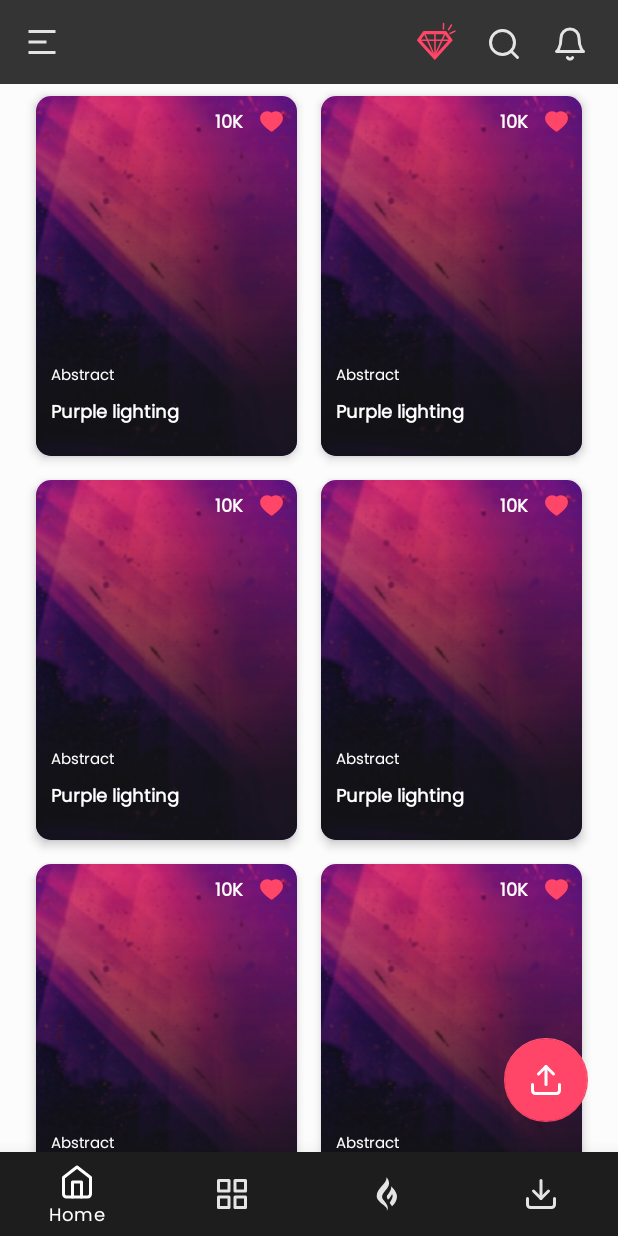
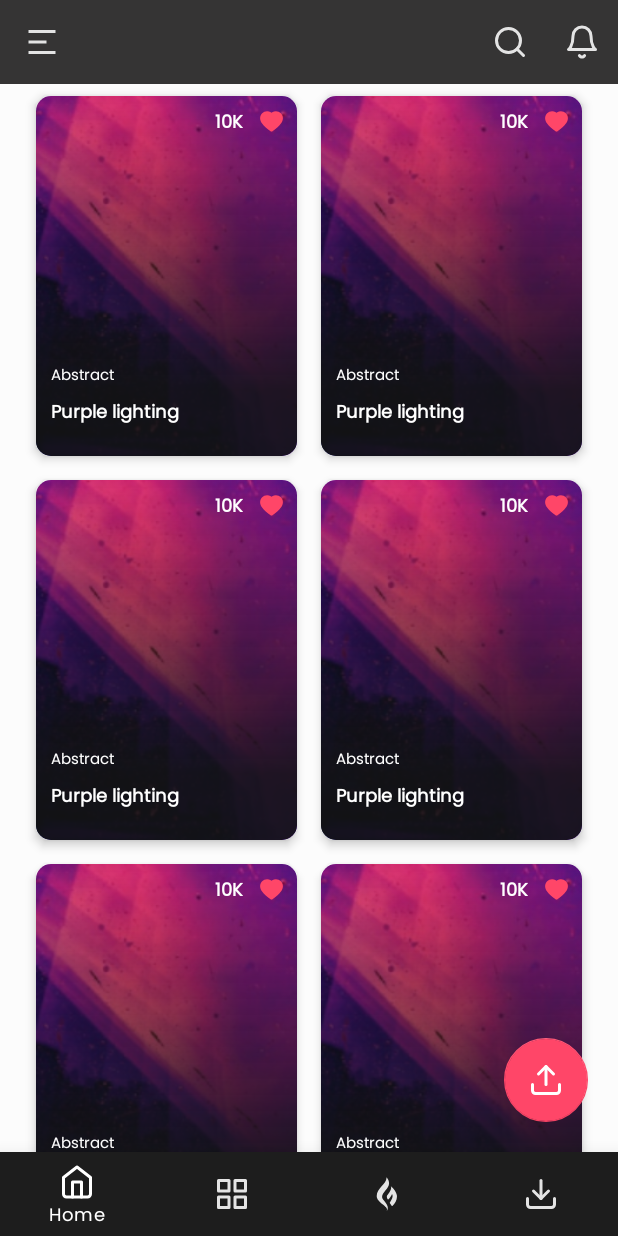
Before and after one commit to rajib0909/RS_Wallpaper, an Android app: the MainActivity screen opened directly, with no data from a screen before it, on a phone screen of 412 x 824 dp. Run offline under Robolectric (Android 15) with nearby library versions, the phone set to English and light mode, and no system bars; our stand-ins replace data binding, navigation-ui; pictures from the network do not load.

Commit message:
Design Done

```diff
--- a/app/src/main/java/com/rsdesign/wallpaper/view/MainActivity.java
+++ b/app/src/main/java/com/rsdesign/wallpaper/view/MainActivity.java
@@ -2,6 +2,7 @@ package com.rsdesign.wallpaper.view;
 
 import androidx.appcompat.app.AlertDialog;
 import androidx.appcompat.app.AppCompatActivity;
+import androidx.core.content.ContextCompat;
 import androidx.core.view.GravityCompat;
 import androidx.databinding.DataBindingUtil;
 import androidx.navigation.NavController;
@@ -15,12 +16,10 @@ import android.graphics.Rect;
 import android.graphics.drawable.ColorDrawable;
 import android.os.Bundle;
 import android.view.LayoutInflater;
+import android.view.Menu;
 import android.view.View;
 import android.view.Window;
-import android.widget.Button;
 import android.widget.TextView;
-import android.widget.Toast;
-import android.widget.Toolbar;
 
 import com.google.android.material.bottomnavigation.BottomNavigationView;
 import com.rsdesign.wallpaper.R;
@@ -31,6 +30,7 @@ public class MainActivity extends AppCompatActivity {
     ActivityMainBinding mainBinding;
     static BottomNavigationView navigationView;
     static NavController navController;
+    AppBarConfiguration appBarConfiguration;
     @Override
     protected void onCreate(Bundle savedInstanceState) {
         super.onCreate(savedInstanceState);
@@ -43,11 +43,12 @@ public class MainActivity extends AppCompatActivity {
         });
 
 
+
         navigationView = mainBinding.navView;
 
         // Passing each menu ID as a set of Ids because each
         // menu should be considered as top level destinations.
-        AppBarConfiguration appBarConfiguration = new AppBarConfiguration.Builder(
+        appBarConfiguration = new AppBarConfiguration.Builder(
                 R.id.navigation_home, R.id.navigation_category, R.id.navigation_trending, R.id.navigation_download)
                 .build();
         navController = Navigation.findNavController(this, R.id.nav_host_fragment);
@@ -102,6 +103,24 @@ public class MainActivity extends AppCompatActivity {
                 0.9f), alertDialog.getWindow().getAttributes().height);
     }
 
+
+    @Override
+    public boolean onCreateOptionsMenu(Menu menu) {
+        // Inflate the menu; this adds items to the action bar if it is present.
+        getMenuInflater().inflate(R.menu.action_menu, menu);
+        androidx.appcompat.widget.SearchView searchView = (androidx.appcompat.widget.SearchView) menu.findItem(R.id.btn_search).getActionView();
+        searchView.setMaxWidth(Integer.MAX_VALUE);
+        searchView.setQueryHint("Search wallpaper...");
+        searchView.setIconified(false);
+
+
+       // menu.findItem(R.id.btn_bell).setVisible(false);
+        return true;
+    }
+
+
+
+
     /**
      * Hide bottom Navigation
      */
--- a/app/src/main/java/com/rsdesign/wallpaper/view/fragment/HomeFragment.java
+++ b/app/src/main/java/com/rsdesign/wallpaper/view/fragment/HomeFragment.java
@@ -3,6 +3,7 @@ package com.rsdesign.wallpaper.view.fragment;
 import android.os.Bundle;
 
 import androidx.appcompat.app.AppCompatActivity;
+import androidx.appcompat.widget.Toolbar;
 import androidx.databinding.DataBindingUtil;
 import androidx.fragment.app.Fragment;
 import androidx.navigation.NavController;
@@ -37,6 +38,11 @@ public class HomeFragment extends Fragment {
 
         homeBinding = DataBindingUtil.inflate(inflater, R.layout.fragment_home, container, false);
        // ((AppCompatActivity)getActivity()).getSupportActionBar().setDisplayHomeAsUpEnabled(false);
+
+
+
+
+
         allPhotoAdapter = new ShowAllPhotoAdapter(new ArrayList<>(), getContext());
         GridLayoutManager layoutManager = new GridLayoutManager(getContext(), 2);
         homeBinding.photoList.setLayoutManager(layoutManager);
--- a/app/src/main/java/com/rsdesign/wallpaper/view/fragment/PhotoViewFragment.java
+++ b/app/src/main/java/com/rsdesign/wallpaper/view/fragment/PhotoViewFragment.java
@@ -15,6 +15,7 @@ import android.view.LayoutInflater;
 import android.view.View;
 import android.view.ViewGroup;
 import android.widget.Toast;
+import android.widget.Toolbar;
 
 import androidx.appcompat.app.AppCompatActivity;
 import androidx.databinding.DataBindingUtil;
@@ -39,6 +40,7 @@ public class PhotoViewFragment extends Fragment {
     public View onCreateView(LayoutInflater inflater, ViewGroup container,
                              Bundle savedInstanceState) {
         ((AppCompatActivity)getActivity()).getSupportActionBar().setDisplayHomeAsUpEnabled(false);
+
         // Inflate the layout for this fragment
         photoViewBinding = DataBindingUtil.inflate(inflater, R.layout.fragment_photo_view, container, false);
 
--- a/app/src/main/res/layout/activity_main.xml
+++ b/app/src/main/res/layout/activity_main.xml
@@ -21,7 +21,8 @@
                 android:layout_height="?attr/actionBarSize"
                 android:layout_alignParentTop="true"
                 android:background="@color/colorPrimary"
-                android:visibility="visible">
+                android:visibility="visible"
+                app:theme="@style/ThemeOverlay.AppCompat.Dark.ActionBar">
 
                 <ImageView
                     android:id="@+id/sideNav"
@@ -31,6 +32,7 @@
                     android:src="@drawable/ic_nav_menu_icon" />
 
                 <LinearLayout
+                    android:visibility="gone"
                     android:layout_width="wrap_content"
                     android:layout_height="wrap_content"
                     android:layout_gravity="end"
@@ -41,8 +43,11 @@
                         android:id="@+id/btn_diamond"
                         android:layout_width="wrap_content"
                         android:layout_height="wrap_content"
-                        android:layout_marginEnd="20dp"
+                        android:layout_marginEnd="6dp"
+                        android:layout_marginBottom="2dp"
                         android:src="@drawable/ic_diamond" />
+
+                    <!--
 
                     <ImageView
                         android:id="@+id/btn_search"
@@ -58,7 +63,7 @@
                         android:layout_height="wrap_content"
                         android:layout_marginTop="2dp"
                         android:layout_marginEnd="20dp"
-                        android:src="@drawable/ic_bell" />
+                        android:src="@drawable/ic_bell" />-->
                 </LinearLayout>
 
             </androidx.appcompat.widget.Toolbar>
--- a/app/src/main/res/layout/dialog.xml
+++ b/app/src/main/res/layout/dialog.xml
@@ -23,6 +23,7 @@
             android:textColor="@color/theme_color"
             android:textFontWeight="600"
             android:textSize="24sp" />
+
         <!--    <TextView
                 android:id="@+id/tv_body"
                 android:layout_marginTop="4dp"
--- /dev/null
+++ b/app/src/main/res/menu/action_menu.xml
@@ -0,0 +1,16 @@
+<?xml version="1.0" encoding="utf-8"?>
+<menu xmlns:android="http://schemas.android.com/apk/res/android"
+    xmlns:app="http://schemas.android.com/apk/res-auto">
+
+    <item
+        android:id="@+id/btn_search"
+        android:icon="@drawable/ic_search"
+        android:title="@string/search"
+        app:showAsAction="ifRoom|collapseActionView"
+        app:actionViewClass="androidx.appcompat.widget.SearchView"/>
+    <item
+        android:id="@+id/btn_bell"
+        android:icon="@drawable/ic_bell"
+        android:title="Bell"
+        app:showAsAction="ifRoom"/>
+</menu>
--- a/app/src/main/res/values/strings.xml
+++ b/app/src/main/res/values/strings.xml
@@ -52,4 +52,5 @@
     <string name="about">About</string>
     <string name="upload_now">Upload now</string>
     <string name="ok">Ok</string>
+    <string name="search">Search</string>
 </resources>
```
